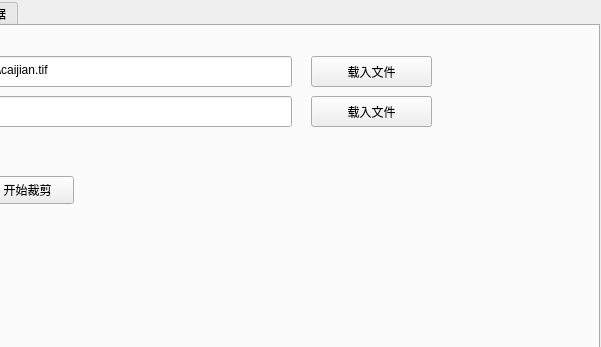
tudoulei/zhengshiban, file zhengshiban_dialog_base.ui: the form before one commit; both pictures show x 441 to 1042 and y 0 to 347 of the 1042 by 767 pixel window.
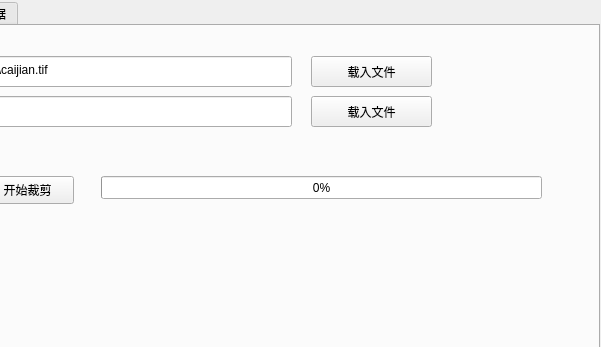
The form after the commit.

```diff
--- a/zhengshiban_dialog_base.ui
+++ b/zhengshiban_dialog_base.ui
@@ -543,6 +543,19 @@
       <string>选择保存路径</string>
      </property>
     </widget>
+    <widget class="QProgressBar" name="progressBar_clip">
+     <property name="geometry">
+      <rect>
+       <x>540</x>
+       <y>150</y>
+       <width>441</width>
+       <height>23</height>
+      </rect>
+     </property>
+     <property name="value">
+      <number>0</number>
+     </property>
+    </widget>
    </widget>
    <widget class="QWidget" name="tab_2">
     <attribute name="title">
```
